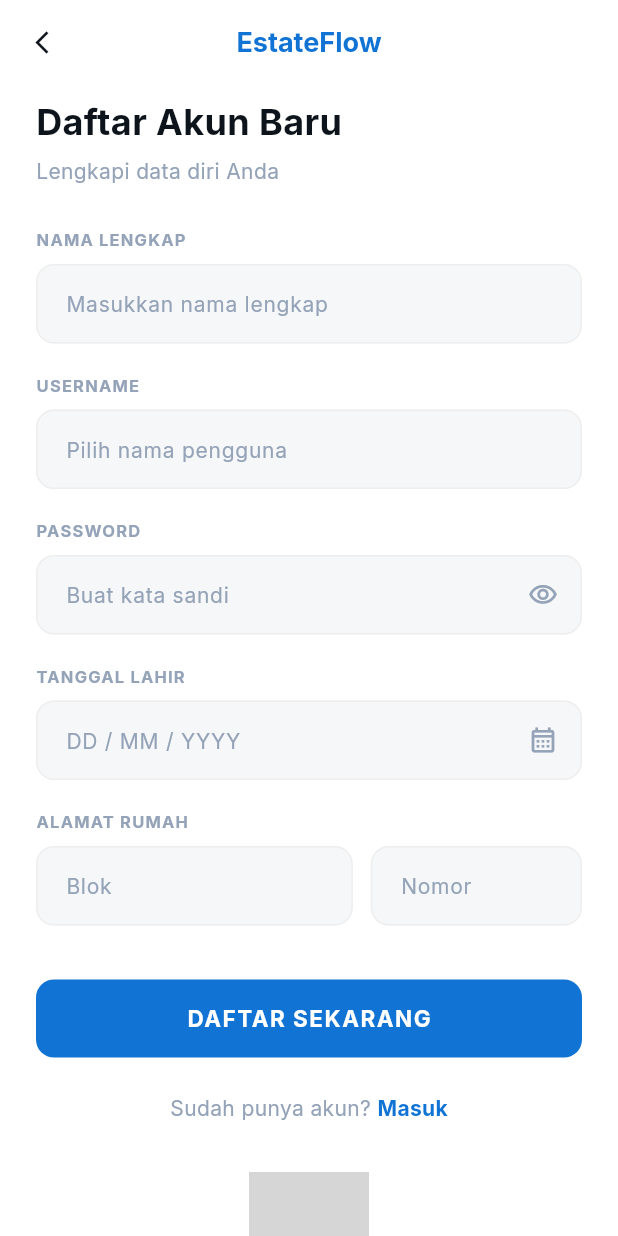
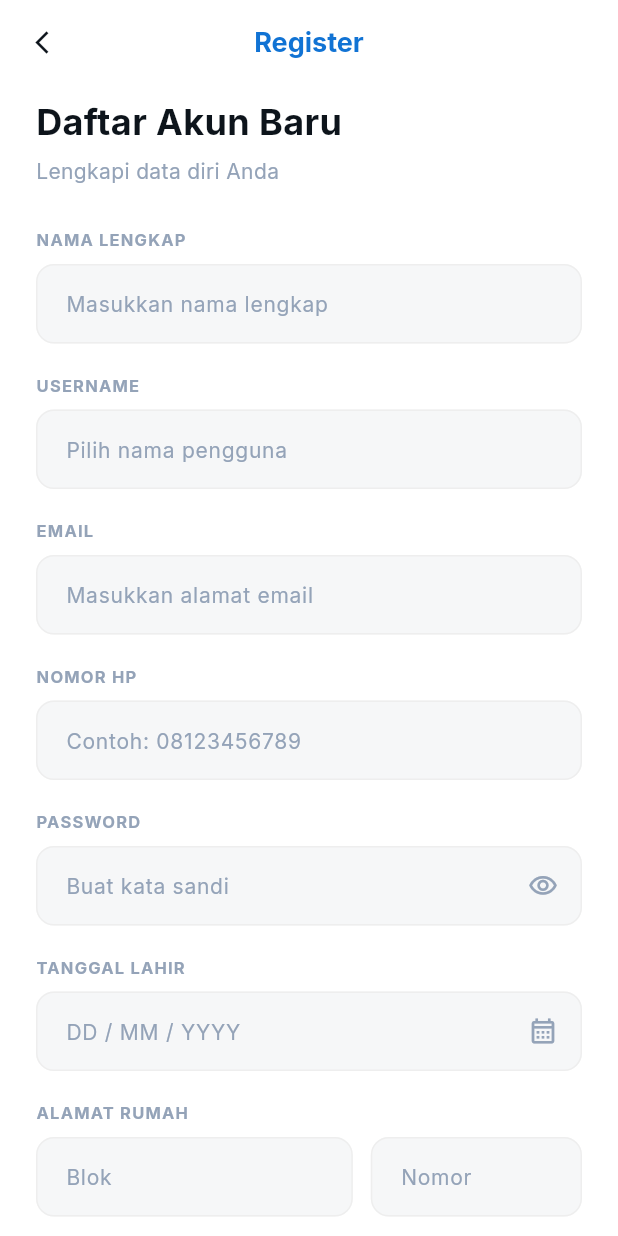
Before and after one commit to rizkianwar74/jorenasmartresidence, a Flutter app: the RegisterPage screen opened by its route, on a phone screen of 412 x 824 dp. Run offline on Flutter 3.47's test engine with Material 3 defaults, Android fonts, the phone set to English and light mode, and no system bars; our stand-ins replace cloud_firestore, firebase_auth, firebase_core, google_fonts, image_picker, webview_flutter; accounts and stored records are empty; grey boxes are pictures that could not be loaded.

Commit message:
feat: ubah login menggunakan username dan tambah email serta nomor telepon pada registrasi

```diff
--- a/lib/features/auth/auth_repository.dart
+++ b/lib/features/auth/auth_repository.dart
@@ -47,8 +47,11 @@
   static bool get isLoggedIn => _currentUser != null;
 
   // ── Login ─────────────────────────────────────────────────────────────────
-  static Future<AuthResult?> login(String email, String password) async {
+  // Firebase Auth wajib pakai email — username dikonversi ke fake email internal
+  static Future<AuthResult?> login(String username, String password) async {
     try {
+      final email = '${username.trim().toLowerCase()}@gmail.com';
+
       // 1. Login ke Firebase Auth
       final credential = await FirebaseAuth.instance
           .signInWithEmailAndPassword(email: email, password: password);
@@ -77,7 +80,7 @@
           : user.photoURL;
 
       _currentUser = AuthResult(
-        username: user.email ?? '',
+        username: username.trim().toLowerCase(),
         namaLengkap: namaLengkap,
         blok: blok,
         nomorUnit: nomorUnit,
@@ -93,7 +96,9 @@
 
   // ── Register ──────────────────────────────────────────────────────────────
   static Future<String?> register({
+    required String username,
     required String email,
+    required String nomorHp,
     required String password,
     required String namaLengkap,
     required String blok,
@@ -101,20 +106,28 @@
     required String tanggalLahir,
   }) async {
     try {
-      // 1. Buat akun di Firebase Auth
+      final cleanUsername = username.trim().toLowerCase();
+
+      // 1. Konversi username ke fake email (untuk Firebase Auth saja)
+      // Jika username sudah dipakai, Firebase Auth akan lempar email-already-in-use
+      final authEmail = '$cleanUsername@gmail.com';
+
+      // 2. Buat akun di Firebase Auth
       final credential = await FirebaseAuth.instance
-          .createUserWithEmailAndPassword(email: email, password: password);
+          .createUserWithEmailAndPassword(email: authEmail, password: password);
 
       final uid = credential.user?.uid;
       if (uid == null) return 'Gagal membuat akun';
 
-      // 2. Update displayName di Auth
+      // 4. Update displayName di Auth
       await credential.user?.updateDisplayName(namaLengkap);
 
-      // 3. Simpan data lengkap ke Firestore — role default 'user'
+      // 5. Simpan data lengkap ke Firestore — role default 'user'
       await FirebaseFirestore.instance.collection('users').doc(uid).set({
+        'username': cleanUsername,
+        'email': email.trim().toLowerCase(),
+        'nomorHp': nomorHp.trim(),
         'namaLengkap': namaLengkap,
-        'email': email,
         'blok': blok,
         'nomorUnit': nomorUnit,
         'tanggalLahir': tanggalLahir,
@@ -124,7 +137,7 @@
 
       return null; // null = sukses
     } on FirebaseAuthException catch (e) {
-      if (e.code == 'email-already-in-use') return 'Email sudah digunakan';
+      if (e.code == 'email-already-in-use') return 'Username sudah digunakan';
       if (e.code == 'weak-password') return 'Password terlalu lemah';
       return e.message;
     } catch (e) {
--- a/lib/features/auth/login_page.dart
+++ b/lib/features/auth/login_page.dart
@@ -137,7 +137,7 @@
                         color: AppColors.textDark,
                       ),
                       decoration: _inputDecoration(
-                        hint: 'Masukkan email',
+                        hint: 'Masukkan username',
                         prefixIcon: Icons.person_outline,
                       ),
                       validator: (v) {
--- a/lib/features/auth/register_page.dart
+++ b/lib/features/auth/register_page.dart
@@ -18,6 +18,8 @@
 
   final _namaController = TextEditingController();
   final _usernameController = TextEditingController();
+  final _emailController = TextEditingController();
+  final _nomorHpController = TextEditingController();
   final _passwordController = TextEditingController();
   final _tanggalController = TextEditingController();
   final _blokController = TextEditingController();
@@ -30,6 +32,8 @@
   void dispose() {
     _namaController.dispose();
     _usernameController.dispose();
+    _emailController.dispose();
+    _nomorHpController.dispose();
     _passwordController.dispose();
     _tanggalController.dispose();
     _blokController.dispose();
@@ -74,7 +78,9 @@
     // Gunakan username sebagai email (tambah domain dummy)
     // Atau ganti field username dengan email jika mau
     final error = await AuthRepository.register(
-      email: _usernameController.text,
+      username: _usernameController.text,
+      email: _emailController.text,
+      nomorHp: _nomorHpController.text,
       password: _passwordController.text,
       namaLengkap: _namaController.text,
       blok: _blokController.text,
@@ -135,7 +141,7 @@
           onPressed: () => Navigator.pop(context),
         ),
         title: Text(
-          'EstateFlow',
+          'Register',
           style: GoogleFonts.inter(
             fontSize: 18,
             fontWeight: FontWeight.bold,
@@ -207,6 +213,55 @@
                       }
                       if (v.trim().length < 3) {
                         return 'Username minimal 3 karakter';
+                      }
+                      return null;
+                    },
+                  ),
+
+                  const SizedBox(height: 20),
+
+                  // --- Email ---
+                  _FieldLabel('EMAIL'),
+                  const SizedBox(height: 8),
+                  _buildTextField(
+                    controller: _emailController,
+                    hint: 'Masukkan alamat email',
+                    keyboardType: TextInputType.emailAddress,
+                    inputFormatters: [
+                      FilteringTextInputFormatter.deny(RegExp(r'\s')),
+                    ],
+                    validator: (v) {
+                      if (v == null || v.trim().isEmpty) {
+                        return 'Email tidak boleh kosong';
+                      }
+                      final emailRegex = RegExp(
+                        r'^[\w\.\+\-]+@[\w\-]+\.[a-zA-Z]{2,}$',
+                      );
+                      if (!emailRegex.hasMatch(v.trim())) {
+                        return 'Format email tidak valid';
+                      }
+                      return null;
+                    },
+                  ),
+
+                  const SizedBox(height: 20),
+
+                  // --- Nomor HP ---
+                  _FieldLabel('NOMOR HP'),
+                  const SizedBox(height: 8),
+                  _buildTextField(
+                    controller: _nomorHpController,
+                    hint: 'Contoh: 08123456789',
+                    keyboardType: TextInputType.phone,
+                    inputFormatters: [
+                      FilteringTextInputFormatter.digitsOnly,
+                    ],
+                    validator: (v) {
+                      if (v == null || v.trim().isEmpty) {
+                        return 'Nomor HP tidak boleh kosong';
+                      }
+                      if (v.trim().length < 10 || v.trim().length > 14) {
+                        return 'Nomor HP tidak valid';
                       }
                       return null;
                     },
```
